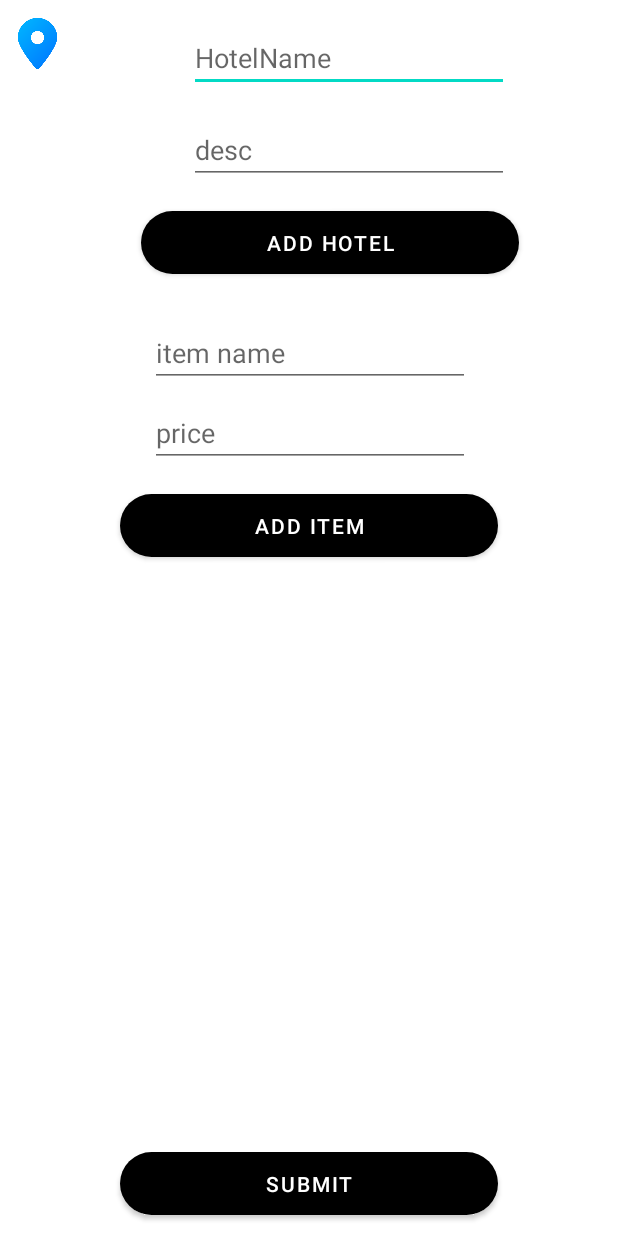
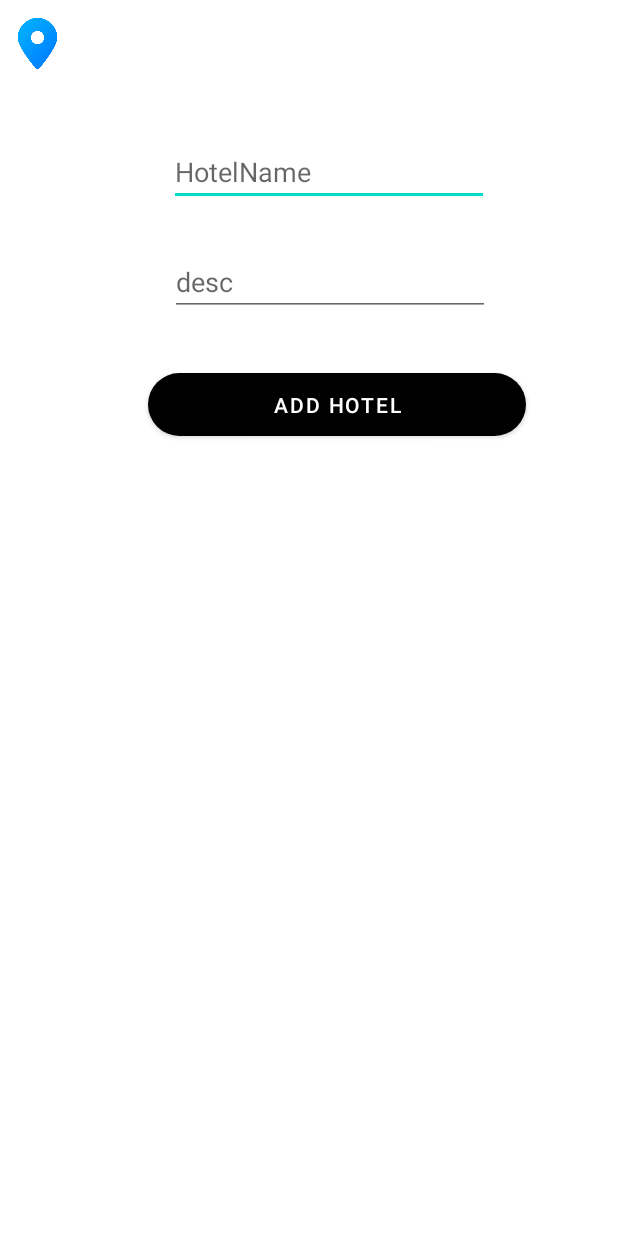
Before and after one commit to Debashrita-Roy/FoodHunt, an Android app: the HotelFirebaseDB screen opened directly, with no data from a screen before it, after a tap on "ADD HOTEL", on a phone screen of 412 x 824 dp. Run offline under Robolectric (Android 15) with nearby library versions, the light colour scheme and no system bars; our stand-ins replace Firebase (no records; nobody signed in at launch, a user with empty details on screens opened directly).

```diff
--- a/app/src/main/AndroidManifest.xml
+++ b/app/src/main/AndroidManifest.xml
@@ -15,6 +15,9 @@
         android:roundIcon="@mipmap/ic_launcher_round"
         android:supportsRtl="true"
         android:theme="@style/Theme.FoodHunt">
+        <activity
+            android:name=".AddItemActivity"
+            android:exported="true" />
         <activity
             android:name=".trial"
             android:exported="true" />
--- a/app/src/main/java/com/example/foodhunt/AddItemFragment.kt
+++ /dev/null
@@ -1,54 +0,0 @@
-package com.example.foodhunt
-
-import android.os.Bundle
-import androidx.fragment.app.Fragment
-import android.view.LayoutInflater
-import android.view.View
-import android.view.ViewGroup
-import android.widget.Button
-import android.widget.EditText
-
-/**
-
-fun addItem(hotel : Hotel){
-val itemName = itemNameEditText.text.toString()
-val itemPrice = itemPriceEditText.text.toString()
-val items = Item(itemName,itemPrice.toInt(),100)
-val itemRef = db.getReference("Hotels/Hotel Name/${hotel.hotelName.toString()}/Items")
-
-}
- */
-class AddItemFragment : Fragment() {
-
-    lateinit var itemNameEditText: EditText
-    lateinit var itemPriceEditText: EditText
-    lateinit var addItemButton: Button
-
-    override fun onCreate(savedInstanceState: Bundle?) {
-        super.onCreate(savedInstanceState)
-        arguments?.let {
-
-        }
-    }
-
-    override fun onCreateView(
-        inflater: LayoutInflater, container: ViewGroup?,
-        savedInstanceState: Bundle?
-    ): View? {
-        // Inflate the layout for this fragment
-        return inflater.inflate(R.layout.fragment_add_item, container, false)
-    }
-
-    override fun onViewCreated(view: View, savedInstanceState: Bundle?) {
-        super.onViewCreated(view, savedInstanceState)
-        itemNameEditText = view.findViewById(R.id.itemNameE)
-        itemPriceEditText = view.findViewById(R.id.itemPriceE)
-        addItemButton = view.findViewById(R.id.itemB)
-
-    }
-
-    companion object {
-
-
-    }
-}
--- a/app/src/main/java/com/example/foodhunt/HotelFirebaseDB.kt
+++ b/app/src/main/java/com/example/foodhunt/HotelFirebaseDB.kt
@@ -20,10 +20,6 @@ class HotelFirebaseDB : AppCompatActivity(), View.OnClickListener {
     lateinit var addHotelButton: Button
     lateinit var image: ImageView
 
-    companion object{
-        lateinit var b : Bundle
-        lateinit var b1 : Bundle
-    }
     override fun onCreate(savedInstanceState: Bundle?) {
         super.onCreate(savedInstanceState)
         setContentView(R.layout.activity_hotel_firebase_db)
@@ -33,51 +29,47 @@ class HotelFirebaseDB : AppCompatActivity(), View.OnClickListener {
         descEditText = findViewById(R.id.descE)
 
 
-        addHotelButton = findViewById(R.id.regB)
+        addHotelButton = findViewById(R.id.addHotelB)
 
 
         db = FirebaseDatabase.getInstance()
-        auth = FirebaseAuth.getInstance()
 
     //    addPredefinedHotels()
         addCreateFirebase()
     }
 
 
-    private fun addHotel() {
+    fun addHotel(view: View) {
 
         val name = nameEditText.text.toString()
         val desc = descEditText.text.toString()
+        if (name.isNotEmpty() && desc.isNotEmpty()) {
+            val hotOwner = Hotel(101, name, desc)
+            val hotRef = db.getReference("Hotels/Hotel Name")
+            hotRef.child(hotOwner.hotelName.toString()).setValue(hotOwner)
 
-        val hotOwner = Hotel(101, name, desc)
-        val hotRef = db.getReference("Hotels/Hotel Name")
-        hotRef.child(hotOwner.hotelName.toString()).setValue(hotOwner)
+            val b = Bundle()
+            b.putString("Hotelname",hotOwner.hotelName)
 
-    }
-
-    fun addClick(view: View) {
-        addHotel()
-
-        nameEditText.setText("")
-        descEditText.setText("")
-
-//        val i = Intent(this, SignInActivity::class.java)
-//        startActivity(i)
+            val i = Intent(this,AddItemActivity::class.java)
+            i.putExtras(b)
+            startActivity(i)
+        }
     }
 
     fun getMaps(view: View) {
 
          val i = Intent(this,DisplayActivity::class.java)
-         i.putExtras(b)
+       //  i.putExtras(b)
          startActivity(i)
 
     }
 
-    override fun onClick(v: View?) {
+
+    fun submitClick(view: View) {
 
     }
-
-
-    fun submitClick(view: View) {}
+    override fun onClick(v: View?) {
+    }
 
 }
--- a/app/src/main/java/com/example/foodhunt/SplashActivity.kt
+++ b/app/src/main/java/com/example/foodhunt/SplashActivity.kt
@@ -13,7 +13,7 @@ class SplashActivity : AppCompatActivity() {
         supportActionBar?.hide()
 
         Timer().schedule(3000) {
-            val i = Intent(this@SplashActivity, MainActivity::class.java)
+            val i = Intent(this@SplashActivity, MainActivity ::class.java)
             startActivity(i)
             finish()
         }
--- a/app/src/main/res/layout/activity_hotel_firebase_db.xml
+++ b/app/src/main/res/layout/activity_hotel_firebase_db.xml
@@ -19,12 +19,12 @@
         android:id="@+id/hotNameE"
         android:layout_width="wrap_content"
         android:layout_height="wrap_content"
-        android:layout_marginTop="16dp"
+        android:layout_marginTop="92dp"
         android:ems="10"
         android:hint="HotelName"
         android:inputType="textPersonName"
         app:layout_constraintEnd_toEndOf="parent"
-        app:layout_constraintHorizontal_bias="0.635"
+        app:layout_constraintHorizontal_bias="0.567"
         app:layout_constraintStart_toStartOf="parent"
         app:layout_constraintTop_toTopOf="parent"
         tools:ignore="TouchTargetSizeCheck" />
@@ -33,62 +33,30 @@
         android:id="@+id/descE"
         android:layout_width="wrap_content"
         android:layout_height="wrap_content"
-        android:layout_marginTop="16dp"
+        android:layout_marginTop="28dp"
         android:ems="10"
         android:hint="desc"
         android:inputType="textPersonName"
         app:layout_constraintEnd_toEndOf="parent"
-        app:layout_constraintHorizontal_bias="0.635"
+        app:layout_constraintHorizontal_bias="0.572"
         app:layout_constraintStart_toStartOf="parent"
         app:layout_constraintTop_toBottomOf="@+id/hotNameE"
         tools:ignore="TouchTargetSizeCheck" />
 
     <Button
-        android:id="@+id/regB"
+        android:id="@+id/addHotelB"
         android:layout_width="252dp"
         android:layout_height="54dp"
-        android:layout_marginTop="12dp"
+        android:layout_marginTop="32dp"
         android:backgroundTintMode="multiply"
-        android:onClick="addClick"
+        android:onClick="addHotel"
         android:shadowColor="#E4DDDD"
         android:text="Add Hotel"
         app:cornerRadius="40dp"
         app:layout_constraintEnd_toEndOf="parent"
-        app:layout_constraintHorizontal_bias="0.588"
+        app:layout_constraintHorizontal_bias="0.616"
         app:layout_constraintStart_toStartOf="parent"
         app:layout_constraintTop_toBottomOf="@+id/descE" />
 
-    <Button
-        android:id="@+id/submitB"
-        android:layout_width="252dp"
-        android:layout_height="54dp"
-        android:layout_marginTop="37dp"
-        android:layout_marginBottom="8dp"
-        android:backgroundTintMode="multiply"
-        android:onClick="submitClick"
-        android:shadowColor="#E4DDDD"
-        android:text="submit"
-        app:cornerRadius="40dp"
-        app:layout_constraintBottom_toBottomOf="parent"
-        app:layout_constraintEnd_toEndOf="parent"
-        app:layout_constraintHorizontal_bias="0.5"
-        app:layout_constraintStart_toStartOf="parent"
-        app:layout_constraintTop_toBottomOf="@+id/containerL" />
-
-    <androidx.fragment.app.FragmentContainerView
-        android:id="@+id/containerL"
-        android:name="com.example.foodhunt.AddItemFragment"
-        android:layout_width="0dp"
-        android:layout_height="0dp"
-        android:layout_marginStart="8dp"
-        android:layout_marginTop="8dp"
-        android:layout_marginEnd="8dp"
-        android:layout_marginBottom="100dp"
-        app:layout_constraintBottom_toBottomOf="parent"
-        app:layout_constraintEnd_toEndOf="parent"
-        app:layout_constraintHorizontal_bias="0.701"
-        app:layout_constraintStart_toStartOf="parent"
-        app:layout_constraintTop_toBottomOf="@+id/regB" />
-
 
 </androidx.constraintlayout.widget.ConstraintLayout>
--- a/app/src/main/res/layout/fragment_add_item.xml
+++ /dev/null
@@ -1,51 +0,0 @@
-<?xml version="1.0" encoding="utf-8"?>
-<androidx.constraintlayout.widget.ConstraintLayout xmlns:android="http://schemas.android.com/apk/res/android"
-    xmlns:app="http://schemas.android.com/apk/res-auto"
-    xmlns:tools="http://schemas.android.com/tools"
-    android:id="@+id/frameLayout"
-    android:layout_width="match_parent"
-    android:layout_height="match_parent"
-    tools:context=".AddItemFragment">
-
-    <EditText
-        android:id="@+id/itemNameE"
-        android:layout_width="wrap_content"
-        android:layout_height="wrap_content"
-        android:layout_marginTop="16dp"
-        android:ems="10"
-        android:hint="item name"
-        android:inputType="textPersonName"
-        app:layout_constraintEnd_toEndOf="parent"
-        app:layout_constraintHorizontal_bias="0.504"
-        app:layout_constraintStart_toStartOf="parent"
-        app:layout_constraintTop_toTopOf="parent" />
-
-    <EditText
-        android:id="@+id/itemPriceE"
-        android:layout_width="wrap_content"
-        android:layout_height="wrap_content"
-        android:layout_marginTop="8dp"
-        android:ems="10"
-        android:hint="price"
-        android:inputType="textPersonName"
-        app:layout_constraintEnd_toEndOf="parent"
-        app:layout_constraintHorizontal_bias="0.504"
-        app:layout_constraintStart_toStartOf="parent"
-        app:layout_constraintTop_toBottomOf="@+id/itemNameE" />
-
-    <Button
-        android:id="@+id/itemB"
-        android:layout_width="252dp"
-        android:layout_height="54dp"
-        android:layout_marginTop="12dp"
-        android:backgroundTintMode="multiply"
-        android:onClick="addClick"
-        android:shadowColor="#E4DDDD"
-        android:text="Add Item"
-        app:cornerRadius="40dp"
-        app:layout_constraintEnd_toEndOf="parent"
-        app:layout_constraintStart_toStartOf="parent"
-        app:layout_constraintTop_toBottomOf="@+id/itemPriceE" />
-
-
-</androidx.constraintlayout.widget.ConstraintLayout>
```
Also changed, not shown: app/src/main/java/com/example/foodhunt/AllHotelActivity.kt (+21 -13 lines), app/src/main/java/com/example/foodhunt/DisplayActivity.kt (+3 -13 lines), app/src/main/java/com/example/foodhunt/Utilities.kt (+33 -37 lines).
